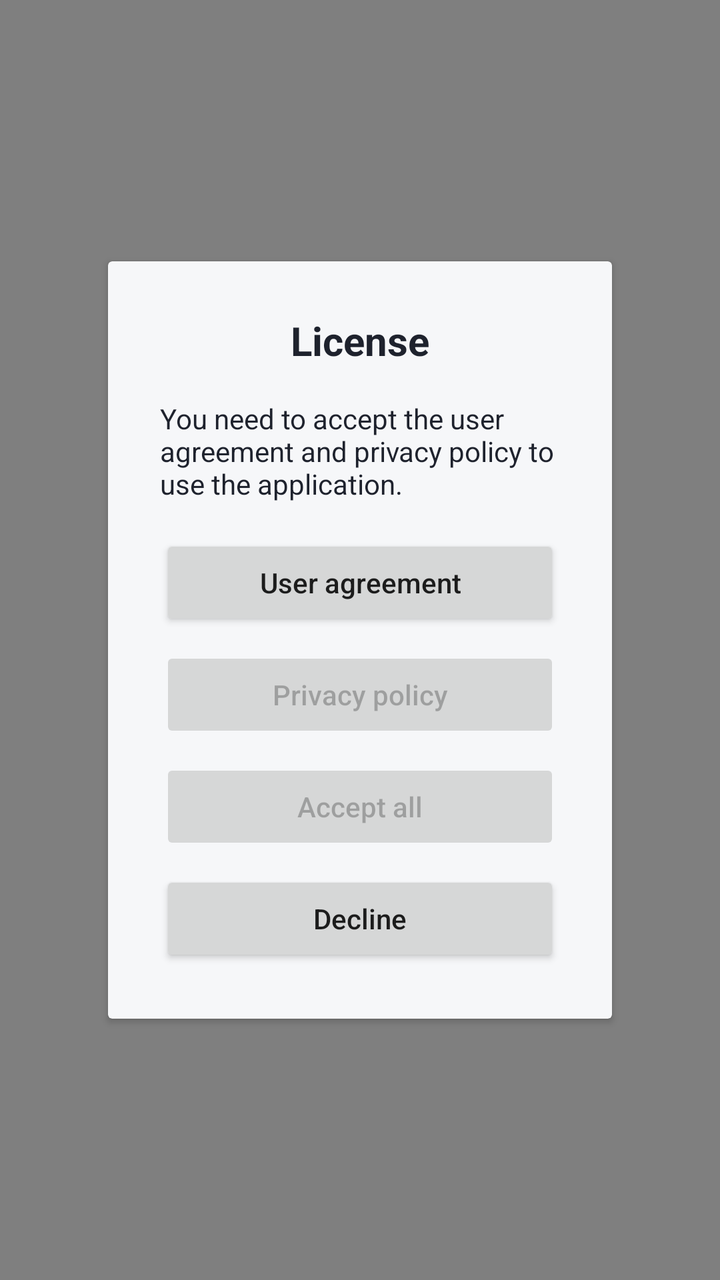
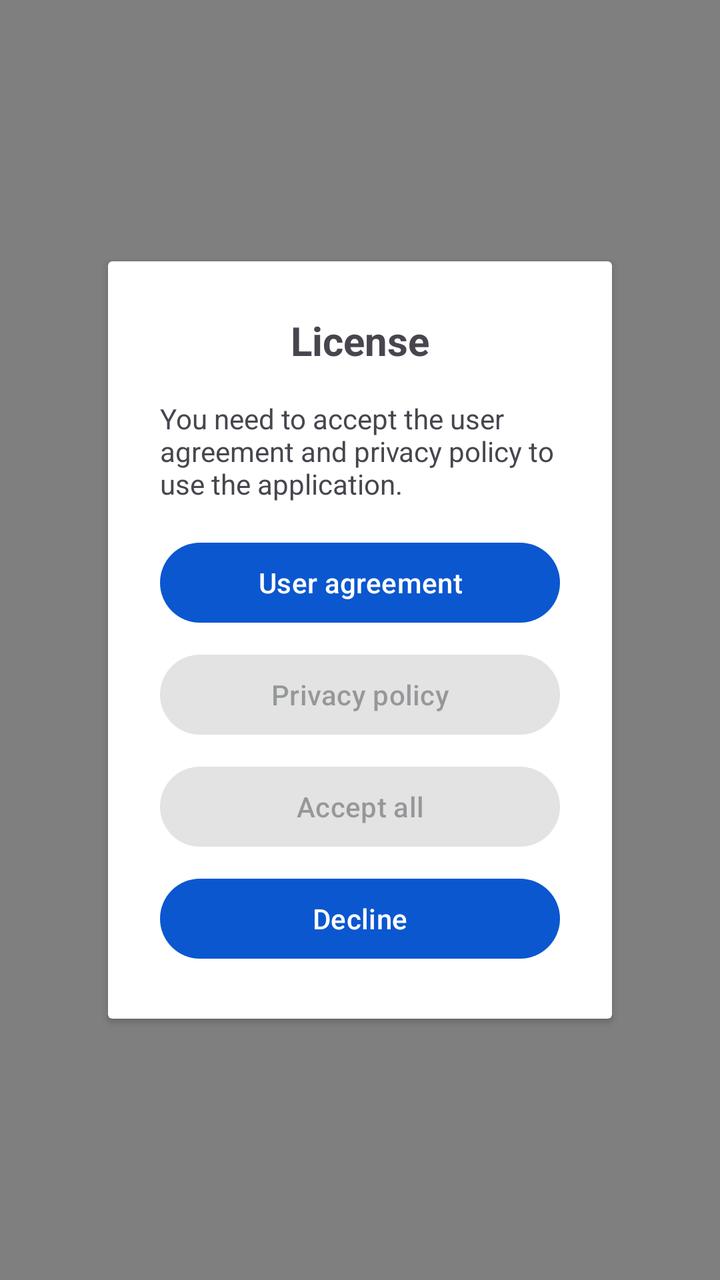

The first picture is an Android layout as it rendered before a commit; the second is the same layout after the commit. The layout source and the unified diff follow.
<!-- AndroidManifest.xml: activity theme Theme.Backdrop -->
<!-- res/layout/activity_user_first_use_license_show.xml -->
<?xml version="1.0" encoding="utf-8"?>
<androidx.constraintlayout.widget.ConstraintLayout xmlns:android="http://schemas.android.com/apk/res/android"
    xmlns:app="http://schemas.android.com/apk/res-auto"
    xmlns:tools="http://schemas.android.com/tools"
    android:id="@+id/main"
    android:layout_width="match_parent"
    android:layout_height="match_parent"
    tools:context="app.MyApp.MyShellAuthorization.MyPage.UserFirstUseLicenseShowActivity">

    <androidx.cardview.widget.CardView
        android:layout_width="wrap_content"
        android:layout_height="wrap_content"
        app:cardBackgroundColor="@color/background"
        app:layout_constraintBottom_toBottomOf="parent"
        app:layout_constraintEnd_toEndOf="parent"
        app:layout_constraintStart_toStartOf="parent"
        app:layout_constraintTop_toTopOf="parent">

        <ScrollView
            android:layout_width="match_parent"
            android:layout_height="match_parent">

            <LinearLayout
                android:layout_width="match_parent"
                android:layout_height="wrap_content"
                android:orientation="vertical" >

                <androidx.constraintlayout.widget.ConstraintLayout
                    android:id="@+id/constraintLayout"
                    android:layout_width="wrap_content"
                    android:layout_height="wrap_content"
                    android:paddingLeft="10dp"
                    android:paddingTop="10dp"
                    android:paddingRight="10dp"
                    android:paddingBottom="10dp">

                    <TextView
                        android:id="@+id/textView6"
                        android:layout_width="wrap_content"
                        android:layout_height="wrap_content"
                        android:layout_marginStart="16dp"
                        android:layout_marginTop="16dp"
                        android:layout_marginEnd="16dp"
                        android:text="@string/license_dialog_title"
                        android:textColor="@color/primary"
                        android:textSize="20sp"
                        android:textStyle="bold"
                        app:layout_constraintEnd_toEndOf="parent"
                        app:layout_constraintStart_toStartOf="parent"
                        app:layout_constraintTop_toTopOf="parent" />

                    <TextView
                        android:id="@+id/textView9"
                        android:layout_width="200dp"
                        android:layout_height="wrap_content"
                        android:layout_marginStart="16dp"
                        android:layout_marginTop="16dp"
                        android:layout_marginEnd="16dp"
                        android:text="@string/license_dialog_content"
                        android:textColor="@color/primary"
                        app:layout_constraintEnd_toEndOf="parent"
                        app:layout_constraintStart_toStartOf="parent"
                        app:layout_constraintTop_toBottomOf="@+id/textView6" />

                    <Button
                        android:id="@+id/button_license_dialog_user"
                        android:layout_width="0dp"
                        android:layout_height="wrap_content"
                        android:layout_marginStart="16dp"
                        android:layout_marginTop="16dp"
                        android:layout_marginEnd="16dp"
                        android:text="@string/license_dialog_user_license"
                        android:textAllCaps="false"
                        app:layout_constraintEnd_toEndOf="parent"
                        app:layout_constraintStart_toStartOf="parent"
                        app:layout_constraintTop_toBottomOf="@+id/textView9" />

                    <Button
                        android:id="@+id/button_license_dialog_privacy"
                        android:layout_width="0dp"
                        android:layout_height="wrap_content"
                        android:layout_marginStart="16dp"
                        android:layout_marginTop="8dp"
                        android:layout_marginEnd="16dp"
                        android:enabled="false"
                        android:text="@string/license_dialog_privacy_policy"
                        android:textAllCaps="false"
                        app:layout_constraintEnd_toEndOf="parent"
                        app:layout_constraintStart_toStartOf="parent"
                        app:layout_constraintTop_toBottomOf="@id/button_license_dialog_user" />

                    <Button
                        android:id="@+id/button_license_dialog_all"
                        android:layout_width="0dp"
                        android:layout_height="wrap_content"
                        android:layout_marginStart="16dp"
                        android:layout_marginTop="8dp"
                        android:layout_marginEnd="16dp"
                        android:enabled="false"
                        android:text="@string/license_dialog_accept_all"
                        android:textAllCaps="false"
                        app:layout_constraintEnd_toEndOf="parent"
                        app:layout_constraintStart_toStartOf="parent"
                        app:layout_constraintTop_toBottomOf="@id/button_license_dialog_privacy" />

                    <Button
                        android:id="@+id/button_license_dialog_decline"
                        android:layout_width="0dp"
                        android:layout_height="wrap_content"
                        android:layout_marginStart="16dp"
                        android:layout_marginTop="8dp"
                        android:layout_marginEnd="16dp"
                        android:layout_marginBottom="16dp"
                        android:enabled="true"
                        android:text="@string/license_dialog_decline"
                        android:textAllCaps="false"
                        app:layout_constraintBottom_toBottomOf="parent"
                        app:layout_constraintEnd_toEndOf="parent"
                        app:layout_constraintStart_toStartOf="parent"
                        app:layout_constraintTop_toBottomOf="@id/button_license_dialog_all" />

                </androidx.constraintlayout.widget.ConstraintLayout>
            </LinearLayout>
        </ScrollView>

    </androidx.cardview.widget.CardView>

</androidx.constraintlayout.widget.ConstraintLayout>
<!-- resources referenced by this layout -->
<resources>
  <color name="primary">#FF1E222D</color>
  <style name="Theme.Backdrop" parent="Theme.AppCompat.Light.NoActionBar">
          <item name="android:windowIsTranslucent">true</item>
          <item name="android:windowBackground">@color/backdrop_background</item>
  
          <item name="android:windowEnableSplitTouch">true</item>
          <item name="android:windowContentOverlay">@null</item>
  
          <item name="android:backgroundDimEnabled">true</item>
          <item name="android:backgroundDimAmount">0.5</item>
      </style>
  <!-- unchanged entries left out for length: 8 -->
</resources>

<!-- the commit's change to res/layout/activity_user_first_use_license_show.xml (unified diff, before → after) -->
@@ -10,7 +10,6 @@
     <androidx.cardview.widget.CardView
         android:layout_width="wrap_content"
         android:layout_height="wrap_content"
-        app:cardBackgroundColor="@color/background"
         app:layout_constraintBottom_toBottomOf="parent"
         app:layout_constraintEnd_toEndOf="parent"
         app:layout_constraintStart_toStartOf="parent"
@@ -42,7 +41,6 @@
                         android:layout_marginTop="16dp"
                         android:layout_marginEnd="16dp"
                         android:text="@string/license_dialog_title"
-                        android:textColor="@color/primary"
                         android:textSize="20sp"
                         android:textStyle="bold"
                         app:layout_constraintEnd_toEndOf="parent"
@@ -57,7 +55,6 @@
                         android:layout_marginTop="16dp"
                         android:layout_marginEnd="16dp"
                         android:text="@string/license_dialog_content"
-                        android:textColor="@color/primary"
                         app:layout_constraintEnd_toEndOf="parent"
                         app:layout_constraintStart_toStartOf="parent"
                         app:layout_constraintTop_toBottomOf="@+id/textView6" />
<!-- resource entries referenced after the edit -->
@@ -1,7 +1,37 @@
 <!-- resources referenced by this layout -->
 <resources>
-  <color name="primary">#FF1E222D</color>
-  <style name="Theme.Backdrop" parent="Theme.AppCompat.Light.NoActionBar">
+  <color name="primary">#FF0B57D0</color>
+  <color name="on_primary">#FFFFFFFF</color>
+  <color name="primary_container">#FFD3E4FF</color>
+  <color name="on_primary_container">#FF001B3F</color>
+  <color name="secondary">#FF0061A4</color>
+  <color name="on_secondary">#FFFFFFFF</color>
+  <color name="secondary_container">#FFD1E4FF</color>
+  <color name="on_secondary_container">#FF001D35</color>
+  <color name="tertiary">#FF006874</color>
+  <color name="on_tertiary">#FFFFFFFF</color>
+  <color name="tertiary_container">#FFC2F0FA</color>
+  <color name="on_tertiary_container">#FF002023</color>
+  <color name="error">#FFBA1A1A</color>
+  <color name="on_error">#FFFFFFFF</color>
+  <color name="error_container">#FFFFDAD6</color>
+  <color name="on_error_container">#FF410002</color>
+  <color name="on_background">#FF1A1C20</color>
+  <color name="surface">#FFF6F7F9</color>
+  <color name="on_surface">#FF1A1C20</color>
+  <color name="surface_variant">#FFE0E3E9</color>
+  <color name="on_surface_variant">#FF43474E</color>
+  <color name="surface_inverse">#FF2F3540</color>
+  <color name="on_surface_inverse">#FFF1F3F6</color>
+  <color name="primary_inverse">#FFA8C7FA</color>
+  <color name="surface_container_lowest">#FFFFFFFF</color>
+  <color name="surface_container_low">#FFF0F1F5</color>
+  <color name="surface_container">#FFEAECF1</color>
+  <color name="surface_container_high">#FFE4E7EC</color>
+  <color name="surface_container_highest">#FFDFE2E7</color>
+  <color name="outline">#FF74777F</color>
+  <color name="outline_variant">#FFC3C6CF</color>
+  <style name="Theme.Backdrop" parent="Theme.ShellAuthorization.NoActionBar">
           <item name="android:windowIsTranslucent">true</item>
           <item name="android:windowBackground">@color/backdrop_background</item>
   
@@ -11,6 +41,50 @@
           <item name="android:backgroundDimEnabled">true</item>
           <item name="android:backgroundDimAmount">0.5</item>
       </style>
+  <style name="Theme.ShellAuthorization.NoActionBar" parent="Base.Theme.ShellAuthorization" />
+  <style name="Base.Theme.ShellAuthorization" parent="Theme.Material3.DayNight.NoActionBar">
+          <item name="colorPrimary">@color/primary</item>
+          <item name="colorOnPrimary">@color/on_primary</item>
+          <item name="colorPrimaryContainer">@color/primary_container</item>
+          <item name="colorOnPrimaryContainer">@color/on_primary_container</item>
+  
+          <item name="colorSecondary">@color/secondary</item>
+          <item name="colorOnSecondary">@color/on_secondary</item>
+          <item name="colorSecondaryContainer">@color/secondary_container</item>
+          <item name="colorOnSecondaryContainer">@color/on_secondary_container</item>
+  
+          <item name="colorTertiary">@color/tertiary</item>
+          <item name="colorOnTertiary">@color/on_tertiary</item>
+          <item name="colorTertiaryContainer">@color/tertiary_container</item>
+          <item name="colorOnTertiaryContainer">@color/on_tertiary_container</item>
+  
+          <item name="colorError">@color/error</item>
+          <item name="colorOnError">@color/on_error</item>
+          <item name="colorErrorContainer">@color/error_container</item>
+          <item name="colorOnErrorContainer">@color/on_error_container</item>
+  
+          <item name="android:colorBackground">@color/background</item>
+          <item name="android:windowBackground">@color/background</item>
+          <item name="colorOnBackground">@color/on_background</item>
+          <item name="colorSurface">@color/surface</item>
+          <item name="colorOnSurface">@color/on_surface</item>
+          <item name="colorSurfaceVariant">@color/surface_variant</item>
+          <item name="colorOnSurfaceVariant">@color/on_surface_variant</item>
+          <item name="colorSurfaceInverse">@color/surface_inverse</item>
+          <item name="colorOnSurfaceInverse">@color/on_surface_inverse</item>
+          <item name="colorPrimaryInverse">@color/primary_inverse</item>
+  
+          <item name="colorSurfaceContainerLowest">@color/surface_container_lowest</item>
+          <item name="colorSurfaceContainerLow">@color/surface_container_low</item>
+          <item name="colorSurfaceContainer">@color/surface_container</item>
+          <item name="colorSurfaceContainerHigh">@color/surface_container_high</item>
+          <item name="colorSurfaceContainerHighest">@color/surface_container_highest</item>
+  
+          <item name="colorOutline">@color/outline</item>
+          <item name="colorOutlineVariant">@color/outline_variant</item>
+  
+          <item name="textAllCaps">false</item>
+      </style>
   <!-- unchanged entries left out for length: 8 -->
 </resources>
 
